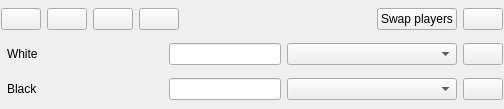
Above: src/gui/playgame.ui from franzm/shatrabase before the change. Below: the same form after it.
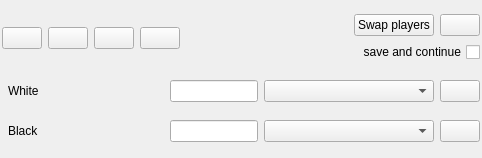
That is the form after the change. Icons and pictures are not drawn. Custom widgets are drawn as their Qt base class.

Commit message: -fixed continue-game -added save-and-continue mode for engine-vs-engine

Diff of the .ui file:
```diff
--- a/src/gui/playgame.ui
+++ b/src/gui/playgame.ui
@@ -6,25 +6,25 @@
    <rect>
     <x>0</x>
     <y>0</y>
-    <width>504</width>
-    <height>109</height>
+    <width>482</width>
+    <height>158</height>
    </rect>
   </property>
   <property name="windowTitle">
    <string>Form</string>
   </property>
-  <layout class="QVBoxLayout" name="verticalLayout">
+  <layout class="QVBoxLayout" name="verticalLayout_2">
    <property name="leftMargin">
-    <number>1</number>
+    <number>2</number>
    </property>
    <property name="topMargin">
-    <number>1</number>
+    <number>2</number>
    </property>
    <property name="rightMargin">
-    <number>1</number>
+    <number>2</number>
    </property>
    <property name="bottomMargin">
-    <number>1</number>
+    <number>2</number>
    </property>
    <item>
     <layout class="QHBoxLayout" name="horizontalLayout_3">
@@ -140,6 +140,10 @@
       </spacer>
      </item>
      <item>
+      <layout class="QVBoxLayout" name="verticalLayout">
+       <item>
+        <layout class="QHBoxLayout" name="horizontalLayout_4">
+         <item>
       <widget class="QPushButton" name="b_flip">
        <property name="text">
         <string>Swap players</string>
@@ -156,6 +160,23 @@
          <normaloff>:/images/b_config.png</normaloff>:/images/b_config.png</iconset>
        </property>
       </widget>
+         </item>
+        </layout>
+       </item>
+       <item>
+        <widget class="QCheckBox" name="cbSaveAndContinue">
+         <property name="toolTip">
+          <string>Save the game and continue a new one after a game is finished.</string>
+         </property>
+         <property name="layoutDirection">
+          <enum>Qt::RightToLeft</enum>
+         </property>
+         <property name="text">
+          <string>save and continue</string>
+         </property>
+        </widget>
+       </item>
+      </layout>
      </item>
     </layout>
    </item>
```
Lines whose indentation alone changed are shown as unchanged. The commit also changes 5 other files.
